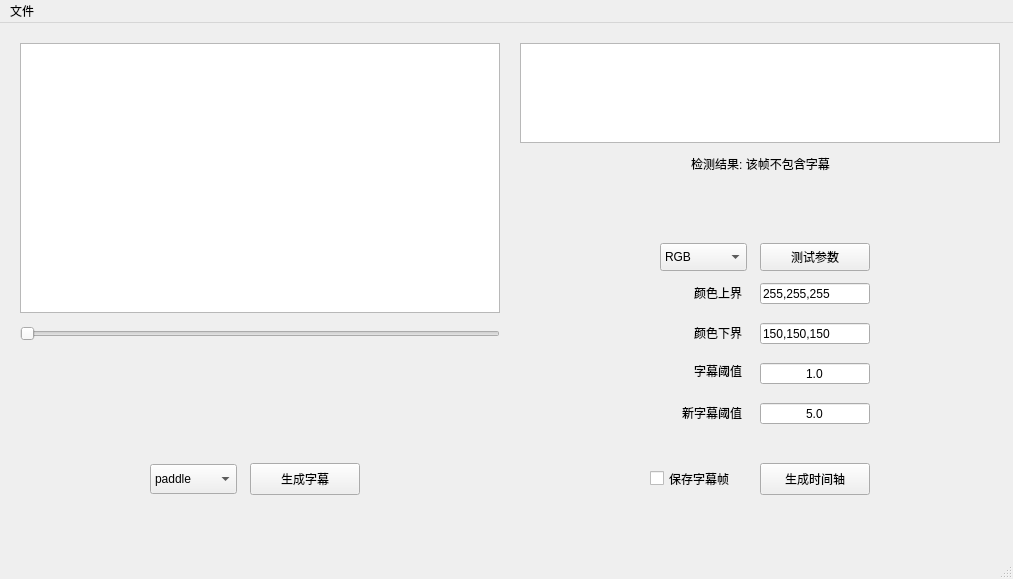
Old version of the form gui.ui in the repository Indigo6/video-ocr.
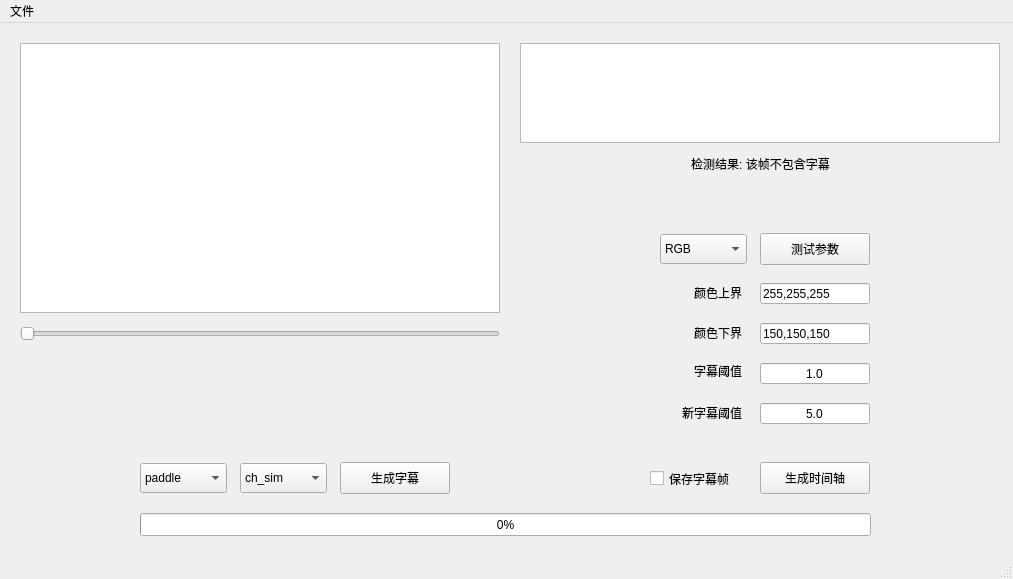
New version of the form.

Commit message: [v2.0]add lang option

```diff
--- a/gui.ui
+++ b/gui.ui
@@ -23,7 +23,7 @@
     <property name="geometry">
      <rect>
       <x>760</x>
-      <y>440</y>
+      <y>439</y>
       <width>110</width>
       <height>32</height>
      </rect>
@@ -40,8 +40,8 @@
    <widget class="QPushButton" name="genSub">
     <property name="geometry">
      <rect>
-      <x>250</x>
-      <y>440</y>
+      <x>340</x>
+      <y>439</y>
       <width>110</width>
       <height>32</height>
      </rect>
@@ -66,8 +66,8 @@
    <widget class="QComboBox" name="ocrMethod">
     <property name="geometry">
      <rect>
-      <x>150</x>
-      <y>441</y>
+      <x>140</x>
+      <y>440</y>
       <width>87</width>
       <height>30</height>
      </rect>
@@ -105,9 +105,9 @@
     <property name="geometry">
      <rect>
       <x>660</x>
-      <y>220</y>
+      <y>211</y>
       <width>87</width>
-      <height>28</height>
+      <height>30</height>
      </rect>
     </property>
     <property name="layoutDirection">
@@ -234,9 +234,9 @@
     <property name="geometry">
      <rect>
       <x>760</x>
-      <y>220</y>
+      <y>210</y>
       <width>110</width>
-      <height>28</height>
+      <height>32</height>
      </rect>
     </property>
     <property name="text">
@@ -295,6 +295,44 @@
      </rect>
     </property>
    </widget>
+   <widget class="QProgressBar" name="progressBar">
+    <property name="geometry">
+     <rect>
+      <x>140</x>
+      <y>490</y>
+      <width>731</width>
+      <height>23</height>
+     </rect>
+    </property>
+    <property name="value">
+     <number>0</number>
+    </property>
+   </widget>
+   <widget class="QComboBox" name="langBox">
+    <property name="geometry">
+     <rect>
+      <x>240</x>
+      <y>440</y>
+      <width>87</width>
+      <height>30</height>
+     </rect>
+    </property>
+    <item>
+     <property name="text">
+      <string>ch_sim</string>
+     </property>
+    </item>
+    <item>
+     <property name="text">
+      <string>en</string>
+     </property>
+    </item>
+    <item>
+     <property name="text">
+      <string>dual</string>
+     </property>
+    </item>
+   </widget>
   </widget>
   <widget class="QMenuBar" name="menubar">
    <property name="geometry">
```
The commit also changes 2 other files.
